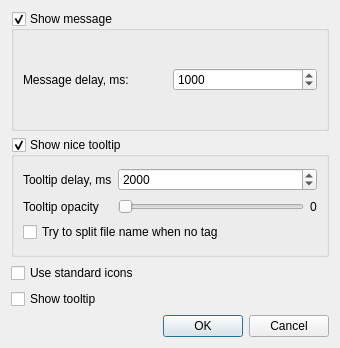
ksv1986/qmmp-staging, file src/plugins/General/statusicon/settingsdialog.ui: the form before one commit.
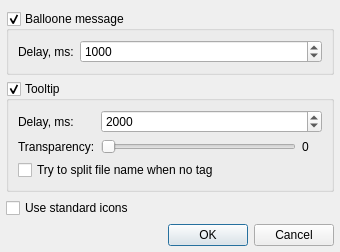
The form after the commit.

What changed in the file:
```diff
--- a/src/plugins/General/statusicon/settingsdialog.ui
+++ b/src/plugins/General/statusicon/settingsdialog.ui
@@ -7,14 +7,23 @@
     <x>0</x>
     <y>0</y>
     <width>340</width>
-    <height>348</height>
+    <height>237</height>
    </rect>
   </property>
   <property name="windowTitle">
    <string>Status Icon Plugin Settings</string>
   </property>
   <layout class="QGridLayout" name="gridLayout">
-   <item row="14" column="0" colspan="3">
+   <property name="leftMargin">
+    <number>6</number>
+   </property>
+   <property name="rightMargin">
+    <number>6</number>
+   </property>
+   <property name="bottomMargin">
+    <number>6</number>
+   </property>
+   <item row="13" column="0" colspan="2">
     <spacer>
      <property name="orientation">
       <enum>Qt::Horizontal</enum>
@@ -27,7 +36,7 @@
      </property>
     </spacer>
    </item>
-   <item row="14" column="3">
+   <item row="13" column="2">
     <widget class="QDialogButtonBox" name="buttonBox">
      <property name="sizePolicy">
       <sizepolicy hsizetype="Maximum" vsizetype="Fixed">
@@ -40,23 +49,26 @@
      </property>
     </widget>
    </item>
-   <item row="9" column="0" colspan="4">
+   <item row="9" column="0" colspan="3">
     <widget class="QGroupBox" name="niceTooltipGroupBox">
      <property name="title">
-      <string>Show nice tooltip</string>
+      <string>Tooltip</string>
+     </property>
+     <property name="flat">
+      <bool>false</bool>
      </property>
      <property name="checkable">
       <bool>true</bool>
      </property>
      <layout class="QGridLayout" name="gridLayout_2">
-      <item row="1" column="0">
+      <item row="0" column="0">
        <widget class="QLabel" name="niceTooltipDelayLabel">
         <property name="text">
-         <string>Tooltip delay, ms</string>
+         <string>Delay, ms:</string>
         </property>
        </widget>
       </item>
-      <item row="1" column="1" colspan="2">
+      <item row="0" column="1">
        <widget class="QSpinBox" name="niceTooltipDelaySpinBox">
         <property name="maximum">
          <number>10000</number>
@@ -69,15 +81,17 @@
         </property>
        </widget>
       </item>
-      <item row="2" column="0">
-       <widget class="QLabel" name="niceTooltipOpacityLabel">
+      <item row="1" column="0">
+       <widget class="QLabel" name="transparencyLabel">
         <property name="text">
-         <string>Tooltip opacity</string>
+         <string>Transparency:</string>
         </property>
        </widget>
       </item>
-      <item row="2" column="1">
-       <widget class="QSlider" name="niceTooltipOpacitySlider">
+      <item row="1" column="1">
+       <layout class="QHBoxLayout" name="horizontalLayout_2">
+        <item>
+         <widget class="QSlider" name="transparencySlider">
         <property name="maximum">
          <number>100</number>
         </property>
@@ -89,7 +103,7 @@
         </property>
        </widget>
       </item>
-      <item row="2" column="2">
+        <item>
        <widget class="QLabel" name="niceTooltipOpacityValueLabel">
         <property name="sizePolicy">
          <sizepolicy hsizetype="Maximum" vsizetype="Preferred">
@@ -97,12 +111,20 @@
           <verstretch>0</verstretch>
          </sizepolicy>
         </property>
+          <property name="minimumSize">
+           <size>
+            <width>20</width>
+            <height>0</height>
+           </size>
+          </property>
         <property name="text">
          <string>0</string>
         </property>
        </widget>
       </item>
-      <item row="3" column="0" colspan="2">
+       </layout>
+      </item>
+      <item row="2" column="0" colspan="2">
        <widget class="QCheckBox" name="niceTooltipSplitCheckBox">
         <property name="text">
          <string>Try to split file name when no tag</string>
@@ -112,27 +134,33 @@
      </layout>
     </widget>
    </item>
-   <item row="7" column="0" colspan="4">
+   <item row="7" column="0" colspan="3">
     <widget class="QGroupBox" name="messageGroupBox">
      <property name="title">
-      <string>Show message</string>
+      <string>Balloone message</string>
      </property>
      <property name="checkable">
       <bool>true</bool>
      </property>
-     <layout class="QGridLayout" name="gridLayout_3">
-      <item row="0" column="0">
+     <layout class="QHBoxLayout" name="horizontalLayout">
+      <item>
        <widget class="QLabel" name="label_3">
         <property name="text">
-         <string>Message delay, ms:</string>
+         <string>Delay, ms:</string>
         </property>
         <property name="alignment">
          <set>Qt::AlignLeading|Qt::AlignLeft|Qt::AlignVCenter</set>
         </property>
        </widget>
       </item>
-      <item row="0" column="1">
+      <item>
        <widget class="QSpinBox" name="messageDelaySpinBox">
+        <property name="sizePolicy">
+         <sizepolicy hsizetype="Expanding" vsizetype="Fixed">
+          <horstretch>0</horstretch>
+          <verstretch>0</verstretch>
+         </sizepolicy>
+        </property>
         <property name="minimum">
          <number>100</number>
         </property>
@@ -150,14 +178,7 @@
      </layout>
     </widget>
    </item>
-   <item row="13" column="0">
-    <widget class="QCheckBox" name="toolTipCheckBox">
-     <property name="text">
-      <string>Show tooltip</string>
-     </property>
-    </widget>
-   </item>
-   <item row="12" column="0">
+   <item row="12" column="0" colspan="3">
     <widget class="QCheckBox" name="standardIconsCheckBox">
      <property name="text">
       <string>Use standard icons</string>
```
Left out of the diff: 24 changed lines with no effect on the pictures. Lines whose indentation alone changed are shown as unchanged.
